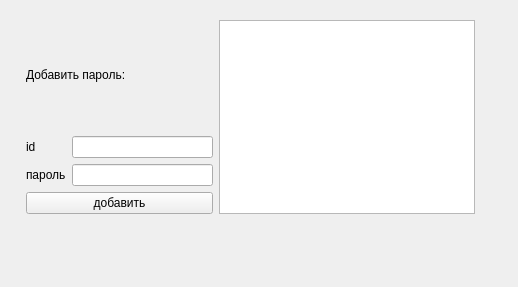
Old version of the form form.ui in the repository Michaelo0/Home_task.
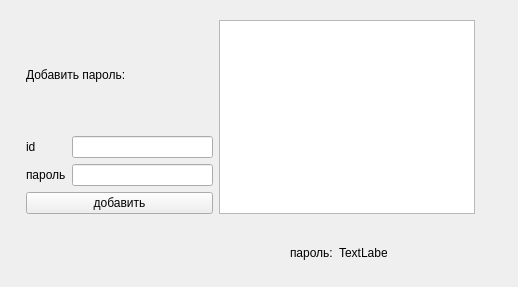
New version of the form.

Patch:
```diff
--- a/form.ui
+++ b/form.ui
@@ -82,6 +82,43 @@
     </item>
    </layout>
   </widget>
+  <widget class="QWidget" name="">
+   <property name="geometry">
+    <rect>
+     <x>290</x>
+     <y>230</y>
+     <width>97</width>
+     <height>46</height>
+    </rect>
+   </property>
+   <layout class="QVBoxLayout" name="verticalLayout_5">
+    <item>
+     <layout class="QHBoxLayout" name="horizontalLayout_3">
+      <item>
+       <widget class="QLabel" name="label_4">
+        <property name="text">
+         <string>пароль:</string>
+        </property>
+       </widget>
+      </item>
+      <item>
+       <widget class="QLabel" name="label_5">
+        <property name="text">
+         <string>TextLabel</string>
+        </property>
+       </widget>
+      </item>
+     </layout>
+    </item>
+   </layout>
+  </widget>
+  <zorder>layoutWidget</zorder>
+  <zorder>pushButton_2</zorder>
+  <zorder>listWidget</zorder>
+  <zorder>label_4</zorder>
+  <zorder>label_5</zorder>
+  <zorder>label_4</zorder>
+  <zorder>label_5</zorder>
  </widget>
  <resources/>
  <connections/>
```
Left out of the diff: 2 changed lines with no effect on the pictures.
